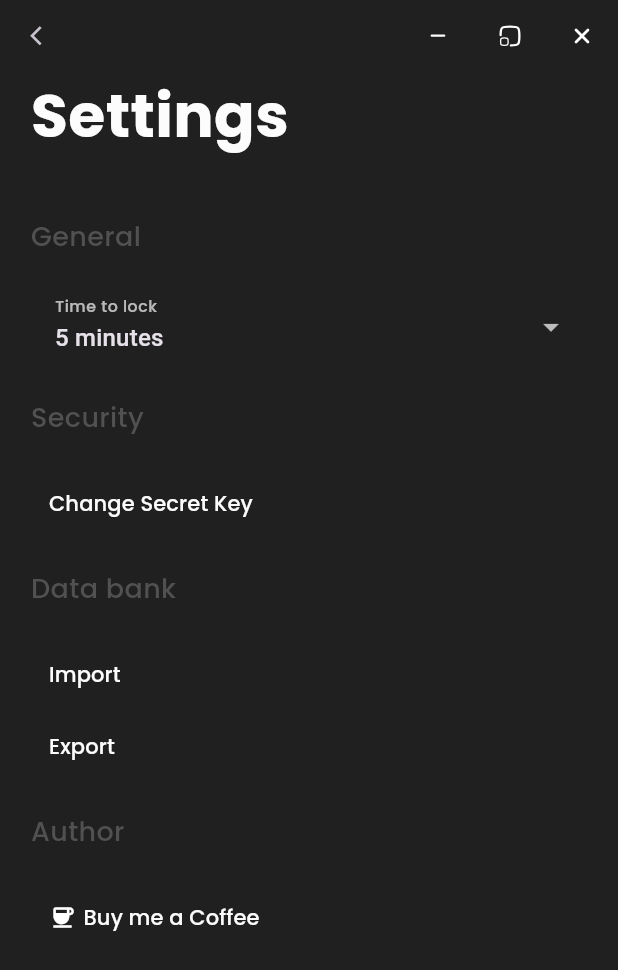
After one commit to Guymaster/crypt, a Flutter app: the SettingsPage screen opened directly, on a phone screen of 412 x 824 dp. The commit adds this screen. Shown: the top 970 px of the screen. Run offline on Flutter 3.47's test engine with Material 3 defaults, Android fonts, the phone set to English and light mode, and no system bars; our stand-ins replace expandable, flutter_svg, google_fonts, sqflite, sqflite_common_ffi; missing offline and left inert: bitsdojo_window, contextual_menu, dbcrypt, encrypt_decrypt_plus; accounts and stored records are empty.

Commit message:
Setting up settings page

```diff
--- a/lib/common/styles.dart
+++ b/lib/common/styles.dart
@@ -1,3 +1,4 @@
+import 'package:crypt/common/values.dart';
 import 'package:flutter/material.dart';
 import 'package:google_fonts/google_fonts.dart';
 
@@ -70,6 +71,16 @@ abstract class FormTitleTxtStyle {
   }
 }
 
+abstract class SettingsPageTitleTxtStyle {
+  static TextStyle classic(double size){
+    return GoogleFonts.poppins(
+        color: ColorPalette.getWhite(1),
+        fontSize: size,
+        fontWeight: FontWeight.bold
+    );
+  }
+}
+
 abstract class EncryptedTxtStyle {
   static TextStyle classic(double size, Color color){
     return TextStyle(
--- a/lib/common/values.dart
+++ b/lib/common/values.dart
@@ -5,6 +5,8 @@ const HIVE_BOX_NAME = "CRYPT_BOX";
 
 const WINDOW_HEADER_HEIGHT = 30;
 const WINDOW_SIDEBAR_WIDTH = 200;
+
+const BUY_ME_A_COFFEE_URL = "https://www.buymeacoffee.com/guyrogerthl";
 
 enum ItemMode {
   VIEW,
--- /dev/null
+++ b/lib/pages/settings/settings.page.dart
@@ -0,0 +1,223 @@
+import 'package:bitsdojo_window/bitsdojo_window.dart';
+import 'package:crypt/common/dimensions.dart';
+import 'package:crypt/common/styles.dart';
+import 'package:crypt/common/values.dart';
+import 'package:crypt/pages/registry/registry.page.dart';
+import 'package:crypt/pages/settings/components/change-secret-key-popup.component.dart';
+import 'package:crypt/pages/settings/components/import-data-popup.component.dart';
+import 'package:crypt/providers/secret_key.provider.dart';
+import 'package:crypt/providers/user_preferences.provider.dart';
+import 'package:flutter/material.dart';
+import 'package:flutter_svg/svg.dart';
+import 'package:provider/provider.dart';
+import 'package:url_launcher/url_launcher.dart';
+
+import 'components/export-data-popup.component.dart';
+
+class SettingsPage extends StatefulWidget {
+  const SettingsPage({super.key});
+
+  @override
+  State<StatefulWidget> createState() {
+    return _SettingsPageState();
+  }
+}
+
+class _SettingsPageState extends State<SettingsPage> {
+  int? selectedTimeToLock;
+
+  @override
+  void initState() {
+    super.initState();
+    selectedTimeToLock = Provider.of<UserPreferencesProvider>(context, listen: false).timeToLock;
+  }
+
+  @override
+  Widget build(BuildContext context) {
+    return Scaffold(
+      body: Column(
+        children: [
+          Focus(
+            descendantsAreFocusable: false,
+            canRequestFocus: false,
+            child: Row(mainAxisAlignment: MainAxisAlignment.spaceBetween,
+              children: [
+                IconButton(
+                    onPressed: (){
+                      Navigator.of(context).pushReplacement(MaterialPageRoute(builder: (context) => const RegistryPage()));
+                    },
+                    style: ButtonStyle(
+                        shape: MaterialStateProperty.all(const RoundedRectangleBorder())
+                    ),
+                    iconSize: 15,
+                    icon: const Icon(Icons.arrow_back_ios_new_sharp)
+                ),
+                Row(
+                  children: [
+                    IconButton(
+                        style: ButtonStyle(
+                            shape: MaterialStateProperty.all(const RoundedRectangleBorder())
+                        ),
+                        onPressed: (){
+                          appWindow.minimize();
+                        },
+                        icon: SvgPicture.asset("assets/icons/hide-window.svg",
+                          height: 15,
+                          width: 15,
+                        )),
+                    IconButton(
+                        style: ButtonStyle(
+                            shape: MaterialStateProperty.all(const RoundedRectangleBorder())
+                        ),
+                        onPressed: (){
+                          appWindow.maximizeOrRestore();
+                        }, icon: SvgPicture.asset("assets/icons/maximize-window.svg",
+                      height: 15,
+                      width: 15,
+                    )),
+                    IconButton(
+                        onPressed: (){
+                          appWindow.close();
+                        },
+                        style: ButtonStyle(
+                            shape: MaterialStateProperty.all(const RoundedRectangleBorder())
+                        ),
+                        icon: SvgPicture.asset("assets/icons/close-window.svg",
+                          height: 15,
+                          width: 15,
+                        )),
+                  ],
+                ),
+              ],
+            ),
+          ),
+          Expanded(
+            child: SingleChildScrollView(
+              child: SizedBox(
+                width: (MQ.getWidth(context) < 800? MQ.getWidth(context)*0.9 : 600),
+                child: Column(
+                  crossAxisAlignment: CrossAxisAlignment.start,
+                  children: [
+                    Text("Settings", style: SettingsPageTitleTxtStyle.classic(40),),
+                    const SizedBox(height: 40,),
+                    Text("General", style: FormLabelTxtStyle.classic(18, ColorPalette.getGray(1)),),
+                    const SizedBox(height: 20,),
+                    DropdownButtonFormField<int>(
+                      value: selectedTimeToLock,
+                      validator: (n){
+                        if(n == null){
+                          return "Please choose";
+                        }
+                        return null;
+                      },
+                      decoration: InputDecoration(
+                          filled: true,
+                          fillColor: ColorPalette.getBlack(0.5),
+                          hoverColor: ColorPalette.getBlack(0.5),
+                          labelText: "Time to lock",
+                          labelStyle: FormLabelTxtStyle.classic(14, ColorPalette.getWhite(0.7)),
+                          border: InputBorder.none
+                      ),
+                      dropdownColor: ColorPalette.getBlack(0.9),
+                      items: [3, 5, 10, 30].map((n) => DropdownMenuItem<int>(
+                          value: n,
+                          child: Text("${n.toString()} minutes")),
+                      ).toList(),
+                      onChanged: (time){
+                        setState(() {
+                          selectedTimeToLock = time;
+                          Provider.of<UserPreferencesProvider>(context, listen: false).timeToLock = time?? 5;
+                        });
+                      },
+                    ),
+                    const SizedBox(height: 20,),
+                    Text("Security", style: FormLabelTxtStyle.classic(18, ColorPalette.getGray(1)),),
+                    const SizedBox(height: 20,),
+                    TextButton(
+                      style: ButtonStyle(
+                          shape: MaterialStateProperty.all(RoundedRectangleBorder(
+                              borderRadius: BorderRadius.circular(5)
+                          ))
+                      ),
+                      onPressed: (){
+                        showDialog(
+                            context: context,
+                            builder: (context){
+                              return ChangeSecretKeyPopUp(secretKey: Provider.of<SecretKeyProvider>(context).value);
+                            }
+                        );
+                      },
+                      child: Text("Change Secret Key", style: FormLabelTxtStyle.classic(14, ColorPalette.getWhite(1),),
+                    ),),
+                    const SizedBox(height: 20,),
+                    Text("Data bank", style: FormLabelTxtStyle.classic(18, ColorPalette.getGray(1)),),
+                    const SizedBox(height: 20,),
+                    TextButton(
+                      style: ButtonStyle(
+                          shape: MaterialStateProperty.all(RoundedRectangleBorder(
+                              borderRadius: BorderRadius.circular(5)
+                          ))
+                      ),
+                      onPressed: (){
+                        showDialog(
+                            context: context,
+                            builder: (context){
+                              return ImportDataPopUp(secretKey: Provider.of<SecretKeyProvider>(context).value);
+                            }
+                        );
+                      },
+                      child: Text("Import", style: FormLabelTxtStyle.classic(14, ColorPalette.getWhite(1),),
+                      ),
+                    ),
+                    TextButton(
+                      style: ButtonStyle(
+                          shape: MaterialStateProperty.all(RoundedRectangleBorder(
+                              borderRadius: BorderRadius.circular(5)
+                          ))
+                      ),
+                      onPressed: (){
+                        showDialog(
+                            context: context,
+                            builder: (context){
+                              return ExportDataPopUp(secretKey: Provider.of<SecretKeyProvider>(context).value);
+                            }
+                        );
+                      },
+                      child: Text("Export", style: FormLabelTxtStyle.classic(14, ColorPalette.getWhite(1),),
+                      ),
+                    ),
+                    const SizedBox(height: 20,),
+                    Text("Author", style: FormLabelTxtStyle.classic(18, ColorPalette.getGray(1)),),
+                    const SizedBox(height: 20,),
+                    TextButton(
+                      style: ButtonStyle(
+                          shape: MaterialStateProperty.all(RoundedRectangleBorder(
+                              borderRadius: BorderRadius.circular(5)
+                          ))
+                      ),
+                      onPressed: () async {
+                        final _url = Uri.parse(BUY_ME_A_COFFEE_URL);
+                        if (!await launchUrl(_url, mode: LaunchMode.externalApplication)) {
+                          print('Could not launch $BUY_ME_A_COFFEE_URL');
+                        }
+                      },
+                      child: Row(
+                        children: [
+                          const Icon(Icons.coffee),
+                          const SizedBox(width: 5,),
+                          Text("Buy me a Coffee", style: FormLabelTxtStyle.classic(14, ColorPalette.getWhite(1),))
+                        ],
+                      ),
+                    ),
+                    const SizedBox(height: 40,)
+                  ],
+                ),
+              ),
+            ),
+          )
+        ],
+      ),
+    );
+  }
+
+}
--- a/lib/pages/welcome/welcome.page.dart
+++ b/lib/pages/welcome/welcome.page.dart
@@ -3,7 +3,6 @@ import 'package:crypt/common/values.dart';
 import 'package:crypt/pages/registry/registry.page.dart';
 import 'package:crypt/services/database.dart';
 import 'package:crypt/services/encryption.dart';
-import 'package:flutter/cupertino.dart';
 import 'package:flutter/material.dart';
 import 'package:flutter_svg/svg.dart';
 
--- /dev/null
+++ b/lib/providers/user_preferences.provider.dart
@@ -0,0 +1,34 @@
+import 'package:flutter/material.dart';
+
+class UserPreferencesProvider extends ChangeNotifier {
+  int _timeToLock = 5;
+  String? _importDirectory;
+  String? _exportDirectory;
+
+  int get timeToLock {
+    return _timeToLock;
+  }
+  String? get importDirectory {
+    return _importDirectory;
+  }
+  String? get exportDirectory {
+    return _exportDirectory;
+  }
+
+  set timeToLock(int t) {
+    _timeToLock = t;
+    notifyListeners();
+  }
+  set importDirectory(String? d) {
+    _importDirectory = d;
+    notifyListeners();
+  }
+  set exportDirectory(String? d) {
+    _exportDirectory = d;
+    notifyListeners();
+  }
+
+  fetch(){
+    timeToLock = 5;
+  }
+}
--- a/pubspec.yaml
+++ b/pubspec.yaml
@@ -46,6 +46,7 @@ dependencies:
   dbcrypt: ^2.0.0
   remove: ^1.0.10
   encrypt_decrypt_plus: ^1.1.0
+  url_launcher: ^6.2.5
 
 dev_dependencies:
   flutter_test:
```
Also changed, not shown: lib/main.dart (+11 -3 lines), lib/pages/registry/registry.page.dart (+11 -0 lines), lib/pages/settings/components/change-secret-key-popup.component.dart (added, +96 -0 lines), lib/pages/settings/components/export-data-popup.component.dart (added, +96 -0 lines), lib/pages/settings/components/import-data-popup.component.dart (added, +97 -0 lines), pubspec.lock, 5 other files.
